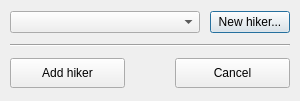
svetter/pal, file src/ui/add_hiker_dialog.ui: the form before one commit.
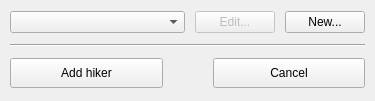
The form after the commit. Icons and pictures are not drawn.

Commit message:
Add edit buttons to item dialogs
Closes #143

Patch:
```diff
--- a/src/ui/add_hiker_dialog.ui
+++ b/src/ui/add_hiker_dialog.ui
@@ -6,7 +6,7 @@
    <rect>
     <x>0</x>
     <y>0</y>
-    <width>300</width>
+    <width>375</width>
     <height>101</height>
    </rect>
   </property>
@@ -16,6 +16,12 @@
     <verstretch>0</verstretch>
    </sizepolicy>
   </property>
+  <property name="minimumSize">
+   <size>
+    <width>375</width>
+    <height>0</height>
+   </size>
+  </property>
   <property name="windowTitle">
    <string>Add hiker to ascent</string>
   </property>
@@ -59,6 +65,20 @@
        </property>
       </widget>
      </item>
+     <item>
+      <widget class="QPushButton" name="editHikerButton">
+       <property name="enabled">
+        <bool>false</bool>
+       </property>
+       <property name="text">
+        <string>Edit...</string>
+       </property>
+       <property name="icon">
+        <iconset>
+         <normaloff>:/icons/hiker.svg</normaloff>:/icons/hiker.svg</iconset>
+       </property>
+      </widget>
+     </item>
      <item>
       <widget class="QPushButton" name="newHikerButton">
        <property name="sizePolicy">
@@ -68,7 +88,11 @@
         </sizepolicy>
        </property>
        <property name="text">
-        <string>New hiker...</string>
+        <string>New...</string>
+       </property>
+       <property name="icon">
+        <iconset>
+         <normaloff>:/icons/hiker.svg</normaloff>:/icons/hiker.svg</iconset>
        </property>
       </widget>
      </item>
```
Left out of the diff: 2 changed lines with no effect on the pictures. The commit also changes 14 other files.
